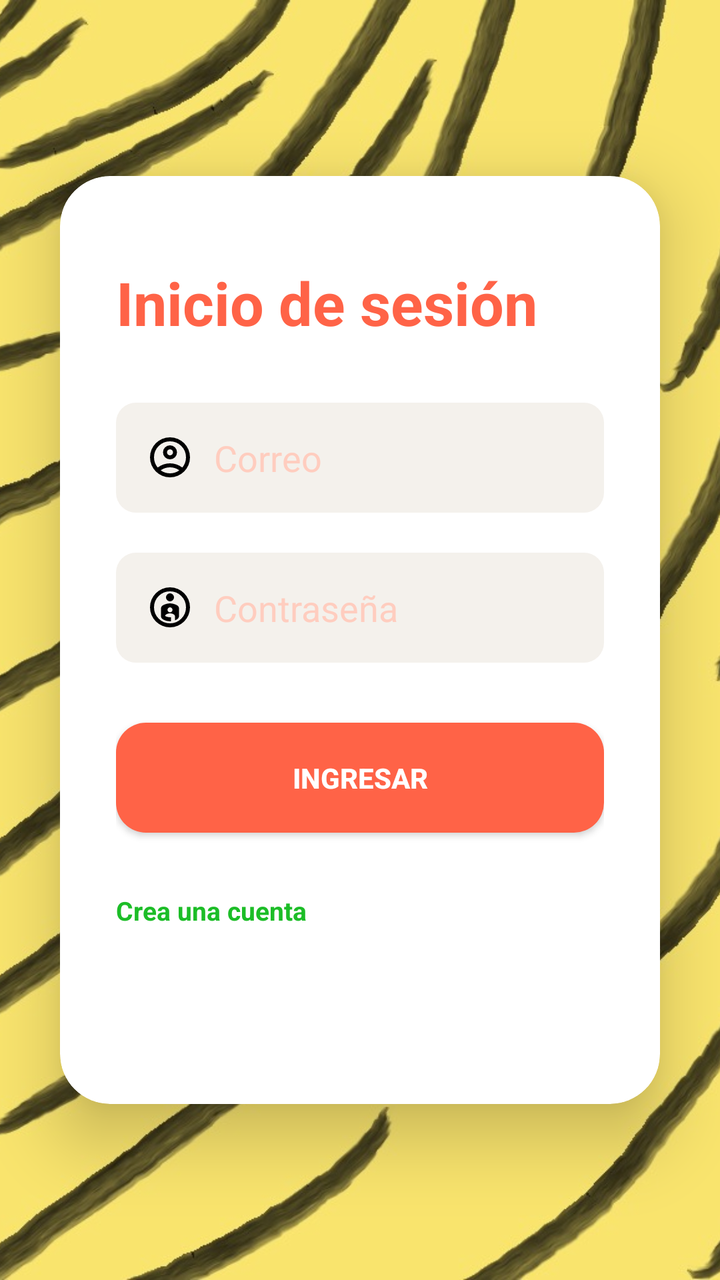
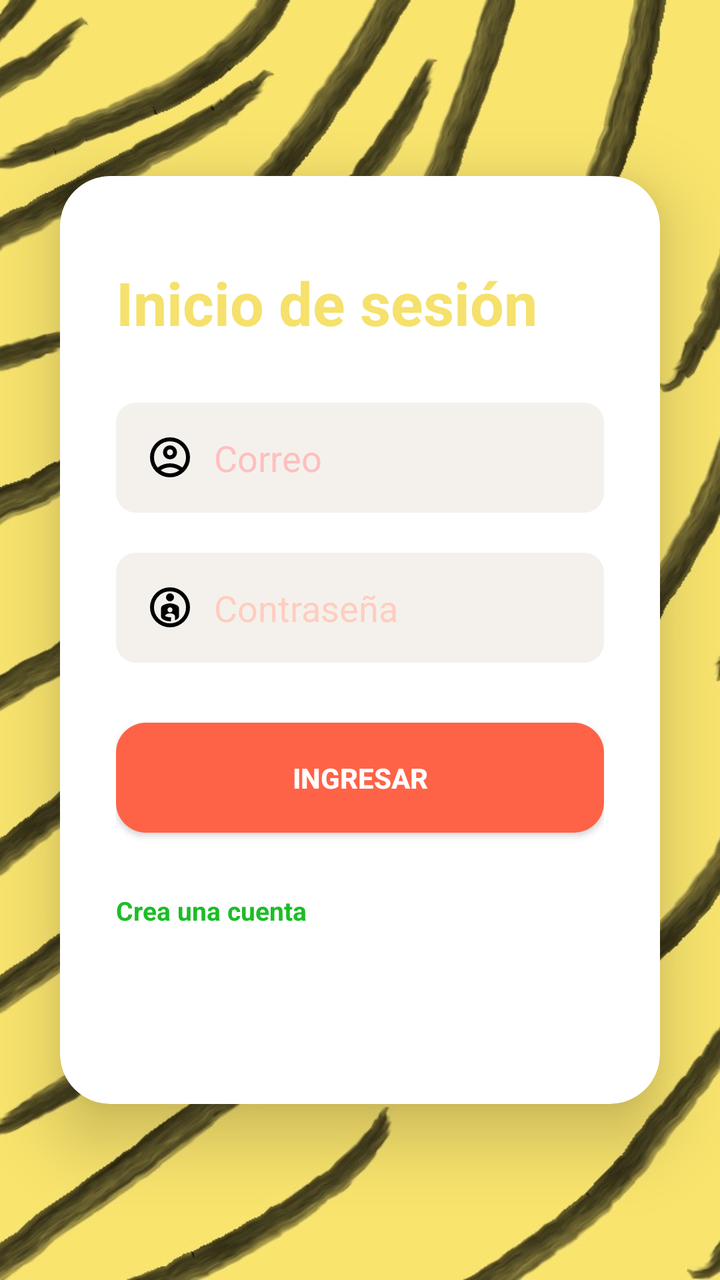

Compare the two renders of this Android layout. The source of the first and the diff that turns it into the second are given below.
<!-- AndroidManifest.xml: application theme Theme.Actividad7_BasesDeDatos -->
<!-- res/layout/activity_main.xml -->
<?xml version="1.0" encoding="utf-8"?>
<androidx.constraintlayout.widget.ConstraintLayout
    xmlns:android="http://schemas.android.com/apk/res/android"
    xmlns:app="http://schemas.android.com/apk/res-auto"
    xmlns:tools="http://schemas.android.com/tools"
    android:id="@+id/main"
    android:layout_width="match_parent"
    android:layout_height="match_parent"
    android:background="@color/white"
    tools:context=".MainActivity">

    
    <ImageView
        android:id="@+id/imgFondo"
        android:layout_width="0dp"
        android:layout_height="0dp"
        android:src="@drawable/fondo_login"
        android:scaleType="centerCrop"
        app:layout_constraintBottom_toBottomOf="parent"
        app:layout_constraintEnd_toEndOf="parent"
        app:layout_constraintStart_toStartOf="parent"
        app:layout_constraintTop_toTopOf="parent" />

    <androidx.cardview.widget.CardView
        android:id="@+id/cardLogin"
        android:layout_width="0dp"
        android:layout_height="wrap_content"
        android:layout_margin="30dp"
        android:background="@color/white"
        app:cardCornerRadius="25dp"
        app:cardElevation="20dp"
        app:layout_constraintBottom_toBottomOf="parent"
        app:layout_constraintEnd_toEndOf="parent"
        app:layout_constraintStart_toStartOf="parent"
        app:layout_constraintTop_toTopOf="parent">

        <LinearLayout
            android:id="@+id/layoutContenido"
            android:layout_width="match_parent"
            android:layout_height="wrap_content"
            android:layout_gravity="center"
            android:orientation="vertical"
            android:padding="28dp">

            
            <TextView
                android:id="@+id/tvTitulo"
                android:layout_width="wrap_content"
                android:layout_height="wrap_content"
                android:layout_marginTop="15dp"
                android:layout_marginBottom="30dp"
                android:text="Inicio de sesión"
                android:textColor="#FF6347"
                android:textSize="30sp"
                android:textStyle="bold" />

            <EditText
                android:id="@+id/etCorreo"
                android:layout_width="match_parent"
                android:layout_height="55dp"
                android:background="@drawable/bg_input"
                android:drawablePadding="10dp"
                android:drawableStart="@drawable/iconocorreo"
                android:hint="Correo"
                android:inputType="textEmailAddress"
                android:paddingStart="15dp"
                android:paddingEnd="15dp"
                android:textColor="#333333"
                android:textColorHint="#FFCDBF" />

            <EditText
                android:id="@+id/etPass"
                android:layout_width="match_parent"
                android:layout_height="55dp"
                android:layout_marginTop="20dp"
                android:background="@drawable/bg_input"
                android:drawablePadding="10dp"
                android:drawableStart="@drawable/iconopass"
                android:hint="Contraseña"
                android:inputType="textPassword"
                android:paddingStart="15dp"
                android:paddingEnd="15dp"
                android:textColor="#333333"
                android:textColorHint="#FFCDBF" />

            <androidx.appcompat.widget.AppCompatButton
                android:id="@+id/btnIngresar"
                android:layout_width="match_parent"
                android:layout_height="55dp"
                android:layout_marginTop="30dp"
                android:background="@drawable/bg_button"
                android:text="Ingresar"
                android:textColor="#FFFFFF"
                android:textStyle="bold" />

            
            <TextView
                android:id="@+id/tvCrearCuenta"
                android:layout_width="wrap_content"
                android:layout_height="wrap_content"
                android:layout_marginTop="30dp"
                android:layout_marginBottom="60dp"
                android:text="Crea una cuenta"
                android:textColor="#1CBD27"
                android:textSize="13sp"
                android:textStyle="bold" />

        </LinearLayout>
    </androidx.cardview.widget.CardView>

</androidx.constraintlayout.widget.ConstraintLayout>
<!-- resources referenced by this layout -->
<resources>
  <color name="white">#FFFFFFFF</color>
  <!-- drawable bg_button (drawable) -->
  <?xml version="1.0" encoding="utf-8"?>
  <shape xmlns:android="http://schemas.android.com/apk/res/android">
      <solid android:color="#FF6347"/>
      <corners android:radius="15dp"/>
  </shape>
  <!-- drawable bg_input (drawable) -->
  <?xml version="1.0" encoding="utf-8"?>
  <shape xmlns:android="http://schemas.android.com/apk/res/android">
      
      <solid android:color="#F4F1EC"/>
      <corners android:radius="10dp"/>
  
  </shape>
  <!-- drawable fondo_login: jpg bitmap (drawable, 116123 bytes) -->
  <!-- drawable iconocorreo (drawable) -->
  <vector xmlns:android="http://schemas.android.com/apk/res/android" android:height="24dp" android:tint="#000000" android:viewportHeight="960" android:viewportWidth="960" android:width="24dp">
        
      <path android:fillColor="@android:color/white" android:pathData="M234,684Q285,645 348,622.5Q411,600 480,600Q549,600 612,622.5Q675,645 726,684Q761,643 780.5,591Q800,539 800,480Q800,347 706.5,253.5Q613,160 480,160Q347,160 253.5,253.5Q160,347 160,480Q160,539 179.5,591Q199,643 234,684ZM380.5,479.5Q340,439 340,380Q340,321 380.5,280.5Q421,240 480,240Q539,240 579.5,280.5Q620,321 620,380Q620,439 579.5,479.5Q539,520 480,520Q421,520 380.5,479.5ZM480,880Q397,880 324,848.5Q251,817 197,763Q143,709 111.5,636Q80,563 80,480Q80,397 111.5,324Q143,251 197,197Q251,143 324,111.5Q397,80 480,80Q563,80 636,111.5Q709,143 763,197Q817,251 848.5,324Q880,397 880,480Q880,563 848.5,636Q817,709 763,763Q709,817 636,848.5Q563,880 480,880ZM580,784.5Q627,769 666,740Q627,711 580,695.5Q533,680 480,680Q427,680 380,695.5Q333,711 294,740Q333,769 380,784.5Q427,800 480,800Q533,800 580,784.5ZM523,423Q540,406 540,380Q540,354 523,337Q506,320 480,320Q454,320 437,337Q420,354 420,380Q420,406 437,423Q454,440 480,440Q506,440 523,423ZM480,380Q480,380 480,380Q480,380 480,380Q480,380 480,380Q480,380 480,380Q480,380 480,380Q480,380 480,380Q480,380 480,380Q480,380 480,380ZM480,740Q480,740 480,740Q480,740 480,740Q480,740 480,740Q480,740 480,740Q480,740 480,740Q480,740 480,740Q480,740 480,740Q480,740 480,740Z"/>
      
  </vector>
  <!-- drawable iconopass (drawable) -->
  <vector xmlns:android="http://schemas.android.com/apk/res/android" android:height="24dp" android:tint="#000000" android:viewportHeight="960" android:viewportWidth="960" android:width="24dp">
        
      <path android:fillColor="@android:color/white" android:pathData="M635.5,111.5Q708,143 762.5,197.5Q817,252 848.5,324.5Q880,397 880,479.5Q880,562 848.5,635Q817,708 762.5,762.5Q708,817 635.5,848.5Q563,880 480.5,880Q398,880 325,848.5Q252,817 197.5,762.5Q143,708 111.5,635Q80,562 80,479.5Q80,397 111.5,324.5Q143,252 197.5,197.5Q252,143 325,111.5Q398,80 480.5,80Q563,80 635.5,111.5ZM706.5,706.5Q800,613 800,480Q800,347 706.5,253.5Q613,160 480,160Q347,160 253.5,253.5Q160,347 160,480Q160,613 253.5,706.5Q347,800 480,800Q613,800 706.5,706.5ZM400,280Q400,313 423.5,336.5Q447,360 480,360Q513,360 536.5,336.5Q560,313 560,280Q560,247 536.5,223.5Q513,200 480,200Q447,200 423.5,223.5Q400,247 400,280ZM363.5,426Q300,452 300,500L300,660Q300,704 363,734Q426,764 500,758L500,678Q465,680 434,673Q403,666 380,652Q385,629 415,614.5Q445,600 480,600Q515,600 547.5,616Q580,632 580,658L580,740Q624,724 642,701.5Q660,679 660,660L660,500Q660,452 596.5,426Q533,400 480,400Q427,400 363.5,426ZM444.5,565.5Q430,551 430,530Q430,509 444.5,494.5Q459,480 480,480Q501,480 515.5,494.5Q530,509 530,530Q530,551 515.5,565.5Q501,580 480,580Q459,580 444.5,565.5ZM480,480Q480,480 480,480Q480,480 480,480Q480,480 480,480Q480,480 480,480Q480,480 480,480Q480,480 480,480Q480,480 480,480Q480,480 480,480Z"/>
      
  </vector>
  <style name="Theme.Actividad7_BasesDeDatos" parent="Base.Theme.Actividad7_BasesDeDatos" />
  <style name="Base.Theme.Actividad7_BasesDeDatos" parent="Theme.Material3.DayNight.NoActionBar">
          
          
      </style>
</resources>

<!-- the commit's change to res/layout/activity_main.xml (unified diff, before → after) -->
@@ -26,7 +26,7 @@
         android:layout_width="0dp"
         android:layout_height="wrap_content"
         android:layout_margin="30dp"
-        android:background="@color/white"
+        android:background="#C8B3B3"
         app:cardCornerRadius="25dp"
         app:cardElevation="20dp"
         app:layout_constraintBottom_toBottomOf="parent"
@@ -50,7 +50,7 @@
                 android:layout_marginTop="15dp"
                 android:layout_marginBottom="30dp"
                 android:text="Inicio de sesión"
-                android:textColor="#FF6347"
+                android:textColor="#F5E16B"
                 android:textSize="30sp"
                 android:textStyle="bold" />
 
@@ -66,7 +66,7 @@
                 android:paddingStart="15dp"
                 android:paddingEnd="15dp"
                 android:textColor="#333333"
-                android:textColorHint="#FFCDBF" />
+                android:textColorHint="#FFBFBF" />
 
             <EditText
                 android:id="@+id/etPass"
